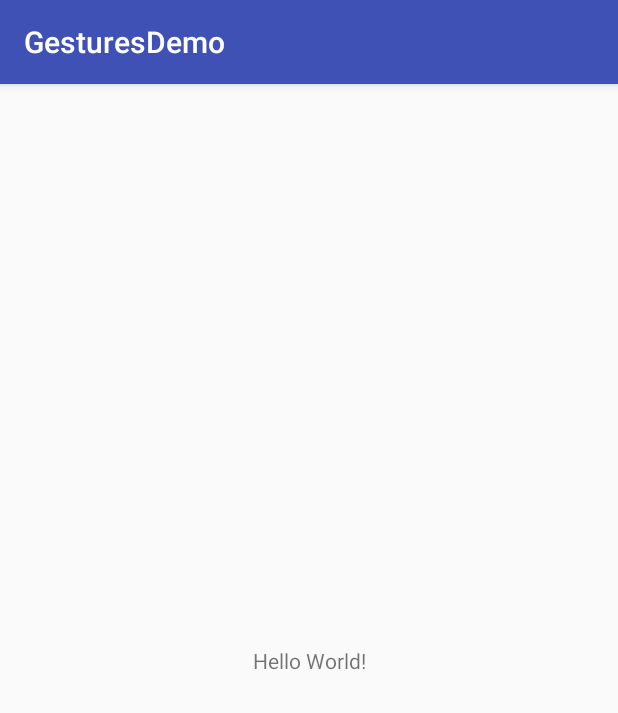
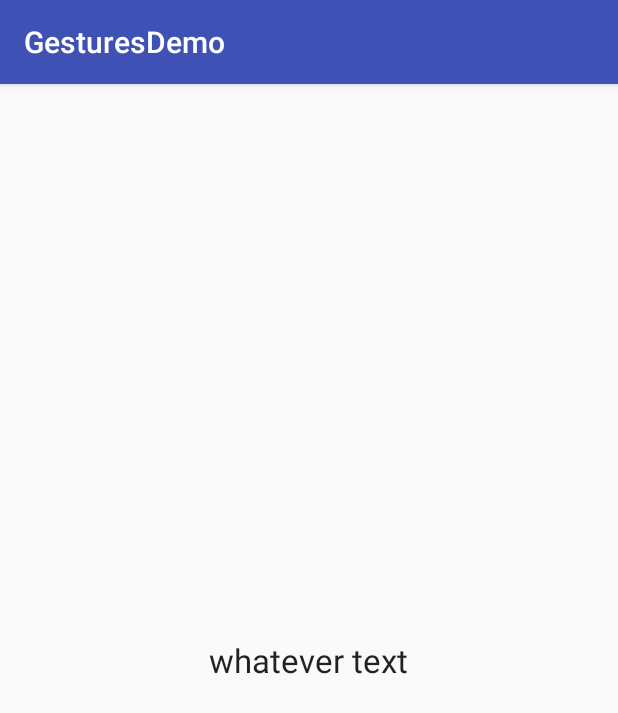
Before and after one commit to zachypoo22/Programs, an Android app: the screen it shows after launch (MainActivity), on a phone screen of 412 x 824 dp. Shown: the top 713 px of the screen. Run offline under Robolectric (Android 15) with nearby library versions, the phone set to English and light mode, and no system bars.

Commit message:
finished gestures project

```diff
--- a/Android/GesturesDemo/app/src/main/res/layout/activity_main.xml
+++ b/Android/GesturesDemo/app/src/main/res/layout/activity_main.xml
@@ -6,13 +6,20 @@
     android:layout_height="match_parent"
     tools:context="com.example.zachm.gesturesdemo.MainActivity">
 
-    <TextView
-        android:layout_width="wrap_content"
-        android:layout_height="wrap_content"
-        android:text="Hello World!"
-        app:layout_constraintBottom_toBottomOf="parent"
-        app:layout_constraintLeft_toLeftOf="parent"
-        app:layout_constraintRight_toRightOf="parent"
-        app:layout_constraintTop_toTopOf="parent" />
+    <RelativeLayout
+        android:layout_width="match_parent"
+        android:layout_height="match_parent">
+
+        <TextView
+            android:id="@+id/textField"
+            android:layout_width="wrap_content"
+            android:layout_height="wrap_content"
+            android:layout_centerHorizontal="true"
+            android:layout_centerVertical="true"
+            android:text="whatever text"
+            android:textAppearance="@style/TextAppearance.AppCompat.Large"
+            tools:layout_editor_absoluteX="16dp"
+            tools:layout_editor_absoluteY="16dp" />
+    </RelativeLayout>
 
 </android.support.constraint.ConstraintLayout>
```
Also changed, not shown: Android/GesturesDemo/app/src/main/java/com/example/zachm/gesturesdemo/MainActivity.java (+71 -1 lines).
